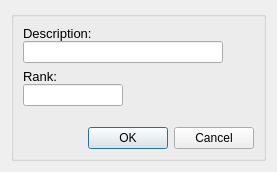
Ecotrust/delphos, file src/gui/add_ordinal_option.ui: the form before one commit.
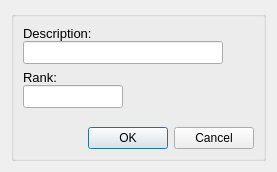
The form after the commit.

What changed in the file:
```diff
--- a/src/gui/add_ordinal_option.ui
+++ b/src/gui/add_ordinal_option.ui
@@ -66,7 +66,7 @@
           </property>
           <property name="font" >
            <font>
-            <pointsize>9</pointsize>
+            <pointsize>10</pointsize>
            </font>
           </property>
          </widget>
@@ -106,7 +106,7 @@
           </property>
           <property name="font" >
            <font>
-            <pointsize>9</pointsize>
+            <pointsize>10</pointsize>
            </font>
           </property>
          </widget>
```
